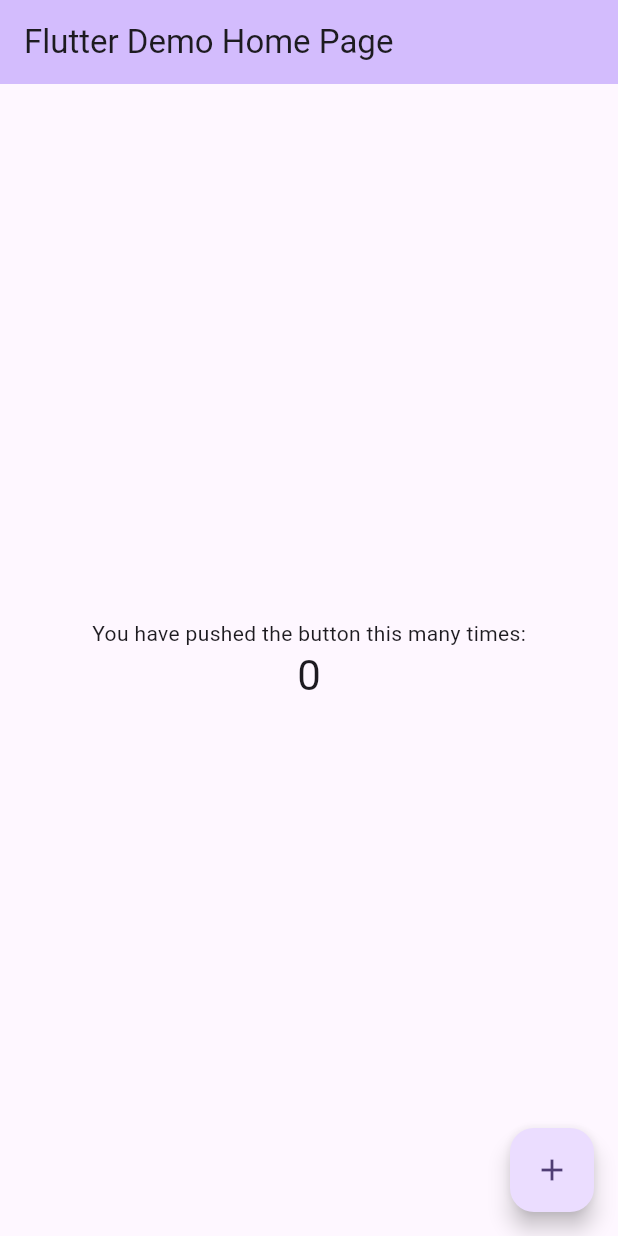
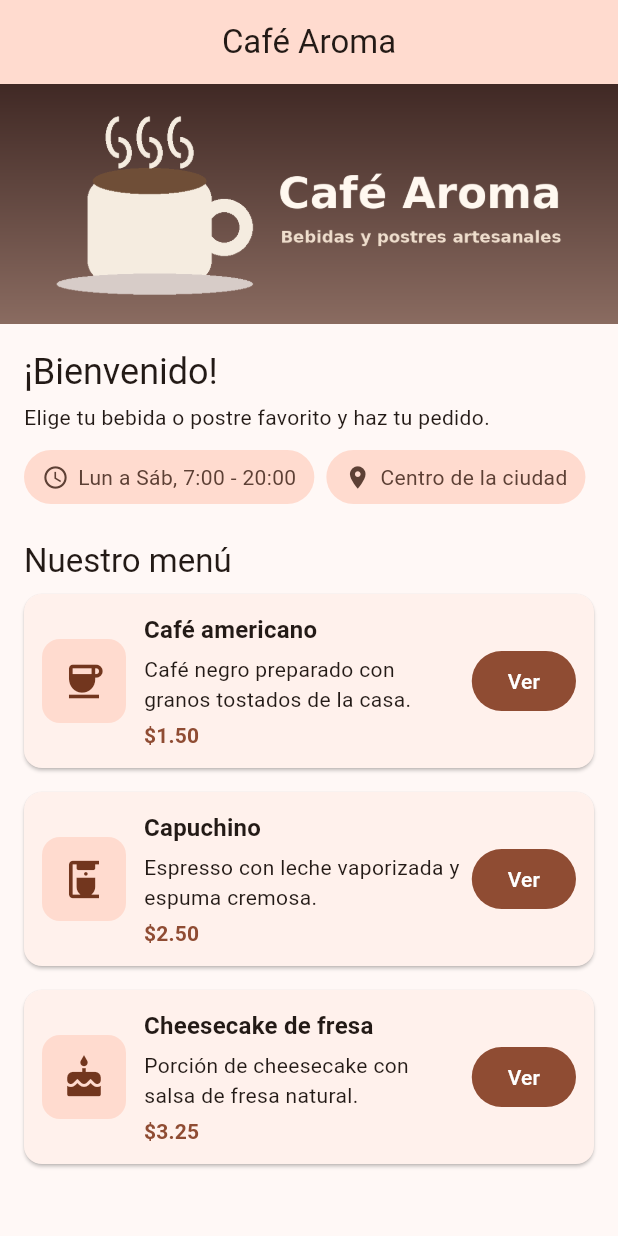
Before and after one commit to EDWJOSH/cafeteria_app, a Flutter app: the screen it shows after launch, on a phone screen of 412 x 824 dp. Run offline on Flutter 3.47's test engine with Material 3 defaults, Android fonts, the phone set to English and light mode, and no system bars.

Commit message:
Maquetación de la Pantalla 1 (HomeScreen) con widgets básicos
- Banner con Image.asset, bienvenida y datos del local (InfoChip)
- Widget reutilizable ProductoCard (Card, Row, Column, Container, Icon)
- Prueba de widget actualizada para la nueva pantalla

Co-Authored-By: Claude Opus 5.5 <noreply@anthropic.com>

```diff
--- a/lib/main.dart
+++ b/lib/main.dart
@@ -1,122 +1,24 @@
 import 'package:flutter/material.dart';
 
+import 'screens/home_screen.dart';
+
 void main() {
-  runApp(const MyApp());
+  runApp(const CafeteriaApp());
 }
 
-class MyApp extends StatelessWidget {
-  const MyApp({super.key});
+class CafeteriaApp extends StatelessWidget {
+  const CafeteriaApp({super.key});
 
-  // This widget is the root of your application.
   @override
   Widget build(BuildContext context) {
     return MaterialApp(
-      title: 'Flutter Demo',
+      title: 'Café Aroma',
+      debugShowCheckedModeBanner: false,
       theme: ThemeData(
-        // This is the theme of your application.
-        //
-        // TRY THIS: Try running your application with "flutter run". You'll see
-        // the application has a purple toolbar. Then, without quitting the app,
-        // try changing the seedColor in the colorScheme below to Colors.green
-        // and then invoke "hot reload" (save your changes or press the "hot
-        // reload" button in a Flutter-supported IDE, or press "r" if you used
-        // the command line to start the app).
-        //
-        // Notice that the counter didn't reset back to zero; the application
-        // state is not lost during the reload. To reset the state, use hot
-        // restart instead.
-        //
-        // This works for code too, not just values: Most code changes can be
-        // tested with just a hot reload.
-        colorScheme: .fromSeed(seedColor: Colors.deepPurple),
+        colorScheme: ColorScheme.fromSeed(seedColor: Colors.brown),
+        useMaterial3: true,
       ),
-      home: const MyHomePage(title: 'Flutter Demo Home Page'),
+      home: const HomeScreen(),
     );
   }
 }
-
-class MyHomePage extends StatefulWidget {
-  const MyHomePage({super.key, required this.title});
-
-  // This widget is the home page of your application. It is stateful, meaning
-  // that it has a State object (defined below) that contains fields that affect
-  // how it looks.
-
-  // This class is the configuration for the state. It holds the values (in this
-  // case the title) provided by the parent (in this case the App widget) and
-  // used by the build method of the State. Fields in a Widget subclass are
-  // always marked "final".
-
-  final String title;
-
-  @override
-  State<MyHomePage> createState() => _MyHomePageState();
-}
-
-class _MyHomePageState extends State<MyHomePage> {
-  int _counter = 0;
-
-  void _incrementCounter() {
-    setState(() {
-      // This call to setState tells the Flutter framework that something has
-      // changed in this State, which causes it to rerun the build method below
-      // so that the display can reflect the updated values. If we changed
-      // _counter without calling setState(), then the build method would not be
-      // called again, and so nothing would appear to happen.
-      _counter++;
-    });
-  }
-
-  @override
-  Widget build(BuildContext context) {
-    // This method is rerun every time setState is called, for instance as done
-    // by the _incrementCounter method above.
-    //
-    // The Flutter framework has been optimized to make rerunning build methods
-    // fast, so that you can just rebuild anything that needs updating rather
-    // than having to individually change instances of widgets.
-    return Scaffold(
-      appBar: AppBar(
-        // TRY THIS: Try changing the color here to a specific color (to
-        // Colors.amber, perhaps?) and trigger a hot reload to see the AppBar
-        // change color while the other colors stay the same.
-        backgroundColor: Theme.of(context).colorScheme.inversePrimary,
-        // Here we take the value from the MyHomePage object that was created by
-        // the App.build method, and use it to set our appbar title.
-        title: Text(widget.title),
-      ),
-      body: Center(
-        // Center is a layout widget. It takes a single child and positions it
-        // in the middle of the parent.
-        child: Column(
-          // Column is also a layout widget. It takes a list of children and
-          // arranges them vertically. By default, it sizes itself to fit its
-          // children horizontally, and tries to be as tall as its parent.
-          //
-          // Column has various properties to control how it sizes itself and
-          // how it positions its children. Here we use mainAxisAlignment to
-          // center the children vertically; the main axis here is the vertical
-          // axis because Columns are vertical (the cross axis would be
-          // horizontal).
-          //
-          // TRY THIS: Invoke "debug painting" (choose the "Toggle Debug Paint"
-          // action in the IDE, or press "p" in the console), to see the
-          // wireframe for each widget.
-          mainAxisAlignment: .center,
-          children: [
-            const Text('You have pushed the button this many times:'),
-            Text(
-              '$_counter',
-              style: Theme.of(context).textTheme.headlineMedium,
-            ),
-          ],
-        ),
-      ),
-      floatingActionButton: FloatingActionButton(
-        onPressed: _incrementCounter,
-        tooltip: 'Increment',
-        child: const Icon(Icons.add),
-      ),
-    );
-  }
-}
--- /dev/null
+++ b/lib/screens/home_screen.dart
@@ -0,0 +1,85 @@
+import 'package:flutter/material.dart';
+
+import '../widgets/info_chip.dart';
+import '../widgets/producto_card.dart';
+
+/// Pantalla 1: muestra el banner, la información del local y el menú.
+class HomeScreen extends StatelessWidget {
+  const HomeScreen({super.key});
+
+  void _proximamente(BuildContext context) {
+    ScaffoldMessenger.of(context).showSnackBar(
+      const SnackBar(content: Text('El detalle estará disponible pronto')),
+    );
+  }
+
+  @override
+  Widget build(BuildContext context) {
+    final textos = Theme.of(context).textTheme;
+
+    return Scaffold(
+      appBar: AppBar(
+        title: const Text('Café Aroma'),
+        centerTitle: true,
+        backgroundColor: Theme.of(context).colorScheme.primaryContainer,
+      ),
+      body: ListView(
+        children: [
+          Image.asset(
+            'assets/images/banner.png',
+            height: 160,
+            width: double.infinity,
+            fit: BoxFit.cover,
+            semanticLabel: 'Banner de Café Aroma',
+          ),
+          Container(
+            padding: const EdgeInsets.all(16),
+            child: Column(
+              crossAxisAlignment: CrossAxisAlignment.start,
+              children: [
+                Text('¡Bienvenido!', style: textos.headlineSmall),
+                const SizedBox(height: 4),
+                const Text('Elige tu bebida o postre favorito y haz tu pedido.'),
+                const SizedBox(height: 12),
+                const Wrap(
+                  spacing: 8,
+                  runSpacing: 8,
+                  children: [
+                    InfoChip(icono: Icons.schedule, texto: 'Lun a Sáb, 7:00 - 20:00'),
+                    InfoChip(icono: Icons.location_on, texto: 'Centro de la ciudad'),
+                  ],
+                ),
+              ],
+            ),
+          ),
+          Padding(
+            padding: const EdgeInsets.fromLTRB(16, 8, 16, 0),
+            child: Text('Nuestro menú', style: textos.titleLarge),
+          ),
+          ProductoCard(
+            nombre: 'Café americano',
+            descripcion: 'Café negro preparado con granos tostados de la casa.',
+            precio: 1.50,
+            icono: Icons.coffee,
+            onVerDetalle: () => _proximamente(context),
+          ),
+          ProductoCard(
+            nombre: 'Capuchino',
+            descripcion: 'Espresso con leche vaporizada y espuma cremosa.',
+            precio: 2.50,
+            icono: Icons.coffee_maker,
+            onVerDetalle: () => _proximamente(context),
+          ),
+          ProductoCard(
+            nombre: 'Cheesecake de fresa',
+            descripcion: 'Porción de cheesecake con salsa de fresa natural.',
+            precio: 3.25,
+            icono: Icons.cake,
+            onVerDetalle: () => _proximamente(context),
+          ),
+          const SizedBox(height: 16),
+        ],
+      ),
+    );
+  }
+}
--- /dev/null
+++ b/lib/widgets/info_chip.dart
@@ -0,0 +1,30 @@
+import 'package:flutter/material.dart';
+
+/// Pequeño recuadro con un ícono y un texto (horario, ubicación, etc.).
+class InfoChip extends StatelessWidget {
+  final IconData icono;
+  final String texto;
+
+  const InfoChip({super.key, required this.icono, required this.texto});
+
+  @override
+  Widget build(BuildContext context) {
+    final colores = Theme.of(context).colorScheme;
+
+    return Container(
+      padding: const EdgeInsets.symmetric(horizontal: 12, vertical: 8),
+      decoration: BoxDecoration(
+        color: colores.secondaryContainer,
+        borderRadius: BorderRadius.circular(20),
+      ),
+      child: Row(
+        mainAxisSize: MainAxisSize.min,
+        children: [
+          Icon(icono, size: 18, color: colores.onSecondaryContainer),
+          const SizedBox(width: 6),
+          Text(texto, style: TextStyle(color: colores.onSecondaryContainer)),
+        ],
+      ),
+    );
+  }
+}
--- /dev/null
+++ b/lib/widgets/producto_card.dart
@@ -0,0 +1,72 @@
+import 'package:flutter/material.dart';
+
+/// Tarjeta reutilizable que muestra un producto del menú.
+class ProductoCard extends StatelessWidget {
+  final String nombre;
+  final String descripcion;
+  final double precio;
+  final IconData icono;
+  final VoidCallback onVerDetalle;
+
+  const ProductoCard({
+    super.key,
+    required this.nombre,
+    required this.descripcion,
+    required this.precio,
+    required this.icono,
+    required this.onVerDetalle,
+  });
+
+  @override
+  Widget build(BuildContext context) {
+    final colores = Theme.of(context).colorScheme;
+    final textos = Theme.of(context).textTheme;
+
+    return Card(
+      margin: const EdgeInsets.symmetric(horizontal: 16, vertical: 8),
+      child: Padding(
+        padding: const EdgeInsets.all(12),
+        child: Row(
+          children: [
+            Container(
+              width: 56,
+              height: 56,
+              decoration: BoxDecoration(
+                color: colores.primaryContainer,
+                borderRadius: BorderRadius.circular(12),
+              ),
+              child: Icon(icono, size: 30, color: colores.onPrimaryContainer),
+            ),
+            const SizedBox(width: 12),
+            Expanded(
+              child: Column(
+                crossAxisAlignment: CrossAxisAlignment.start,
+                children: [
+                  Text(
+                    nombre,
+                    style: textos.titleMedium?.copyWith(fontWeight: FontWeight.bold),
+                  ),
+                  const SizedBox(height: 4),
+                  Text(descripcion, maxLines: 2, overflow: TextOverflow.ellipsis),
+                  const SizedBox(height: 4),
+                  Text(
+                    '\$${precio.toStringAsFixed(2)}',
+                    style: textos.titleSmall?.copyWith(
+                      color: colores.primary,
+                      fontWeight: FontWeight.bold,
+                    ),
+                  ),
+                ],
+              ),
+            ),
+            const SizedBox(width: 8),
+            FilledButton(
+              onPressed: onVerDetalle,
+              child: const Text('Ver'),
+            ),
+          ],
+        ),
+      ),
+    );
+  }
+}
--- a/pubspec.yaml
+++ b/pubspec.yaml
@@ -57,6 +57,9 @@ flutter:
   # the material Icons class.
   uses-material-design: true
 
+  assets:
+    - assets/images/
+
   # To add assets to your application, add an assets section, like this:
   # assets:
   #   - images/a_dot_burr.jpeg
```
Also changed, not shown: assets/images/banner.png (added), 1 other file.
